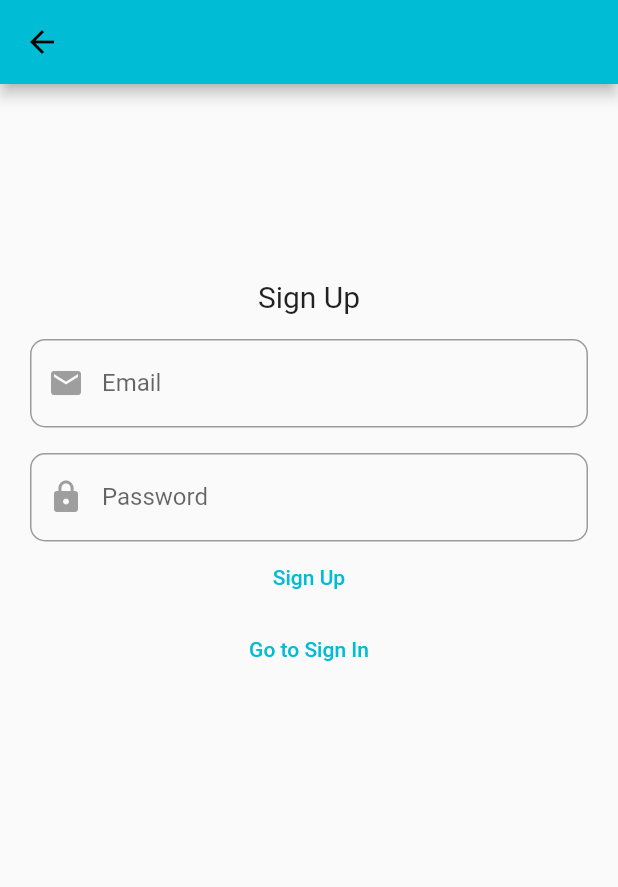
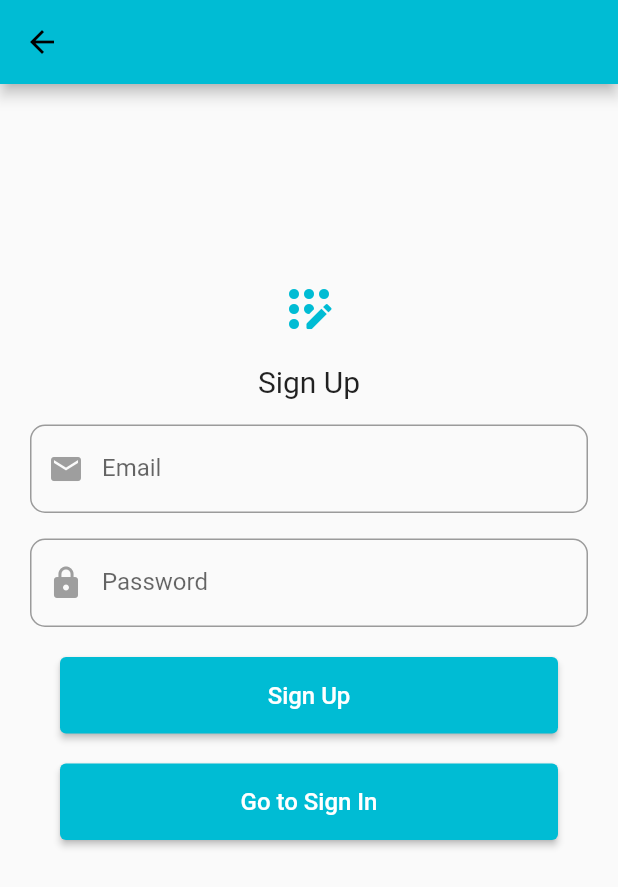
Before and after one commit to Shatakshi-Singh/ToDo_clean_architecture, a Flutter app: the screen it shows after launch, after a tap on "Go to Sign Up", on a phone screen of 412 x 824 dp. Shown: the top 887 px of the screen. Run offline on Flutter 3.47's test engine with Material 2 defaults, Android fonts, the phone set to English and light mode, and no system bars; our stand-ins replace firebase_auth, firebase_core, flutter_clean_architecture, get_it; accounts and stored records are empty.

Commit message:
Chore: button design and icons

```diff
--- a/lib/app/auth/presentation/sign-in/view/widgets/sign-in-content-body.dart
+++ b/lib/app/auth/presentation/sign-in/view/widgets/sign-in-content-body.dart
@@ -24,6 +24,12 @@ class _SignInContentBodyState extends State<SignInContentBody> {
       child: Column(
         children: [
           SizedBox(height: 100.0),
+          Icon(
+            Icons.login_outlined,
+            color: Colors.cyan,
+            size: 40.0,
+          ),
+          SizedBox(height: 17.0),
           Text(
             'Sign In',
             style: TextStyle(fontSize: 20),
@@ -66,7 +72,10 @@ class _SignInContentBodyState extends State<SignInContentBody> {
             ),
             obscureText: true,
           ),
-          TextButton(
+          SizedBox(
+            height: 20,
+          ),
+          ElevatedButton(
             onPressed: () {
               if (widget.emailTextController.text.isNotEmpty &&
                   widget.passwordTextController.text.isNotEmpty) {
@@ -75,13 +84,32 @@ class _SignInContentBodyState extends State<SignInContentBody> {
                     password: widget.passwordTextController.text);
               }
             },
-            child: Text("Sign In"),
+            child: Container(
+              alignment: Alignment.center,
+              width: 300.0,
+              padding: EdgeInsets.symmetric(vertical: 16.0),
+              child: Text(
+                'Sign In',
+                style: TextStyle(fontSize: 16, color: Colors.white),
+              ),
+            ),
           ),
-          TextButton(
+          SizedBox(
+            height: 20,
+          ),
+          ElevatedButton(
             onPressed: () {
               widget.controller.navigateToSignUp();
             },
-            child: Text("Go to Sign Up"),
+            child: Container(
+              alignment: Alignment.center,
+              width: 300.0,
+              padding: EdgeInsets.symmetric(vertical: 16.0),
+              child: Text(
+                'Go to Sign Up',
+                style: TextStyle(fontSize: 16, color: Colors.white),
+              ),
+            ),
           ),
         ],
       ),
--- a/lib/app/auth/presentation/sign-up/view/widgets/sign-up-content-body.dart
+++ b/lib/app/auth/presentation/sign-up/view/widgets/sign-up-content-body.dart
@@ -24,6 +24,12 @@ class _SignUpContentBodyState extends State<SignUpContentBody> {
       child: Column(
         children: [
           SizedBox(height: 100.0),
+          Icon(
+            Icons.app_registration_rounded,
+            color: Colors.cyan,
+            size: 40.0,
+          ),
+          SizedBox(height: 17.0),
           Text(
             'Sign Up',
             style: TextStyle(fontSize: 20),
@@ -66,7 +72,10 @@ class _SignUpContentBodyState extends State<SignUpContentBody> {
             ),
             obscureText: true,
           ),
-          TextButton(
+          SizedBox(
+            height: 20,
+          ),
+          ElevatedButton(
             onPressed: () {
               if (widget.emailTextController.text.isNotEmpty &&
                   widget.passwordTextController.text.isNotEmpty) {
@@ -75,13 +84,32 @@ class _SignUpContentBodyState extends State<SignUpContentBody> {
                     password: widget.passwordTextController.text);
               }
             },
-            child: Text("Sign Up"),
+            child: Container(
+              alignment: Alignment.center,
+              width: 300.0,
+              padding: EdgeInsets.symmetric(vertical: 16.0),
+              child: Text(
+                'Sign Up',
+                style: TextStyle(fontSize: 16, color: Colors.white),
+              ),
+            ),
           ),
-          TextButton(
+          SizedBox(
+            height: 20,
+          ),
+          ElevatedButton(
             onPressed: () {
               widget.controller.navigateToSignIn();
             },
-            child: Text("Go to Sign In"),
+            child: Container(
+              alignment: Alignment.center,
+              width: 300.0,
+              padding: EdgeInsets.symmetric(vertical: 16.0),
+              child: Text(
+                'Go to Sign In',
+                style: TextStyle(fontSize: 16, color: Colors.white),
+              ),
+            ),
           ),
         ],
       ),
```
